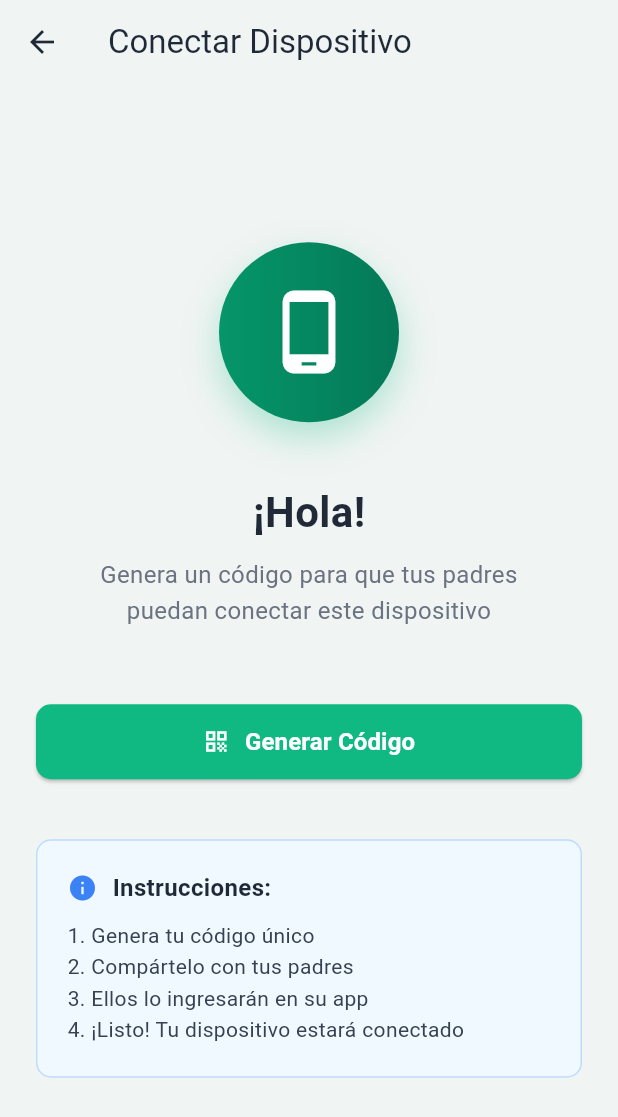
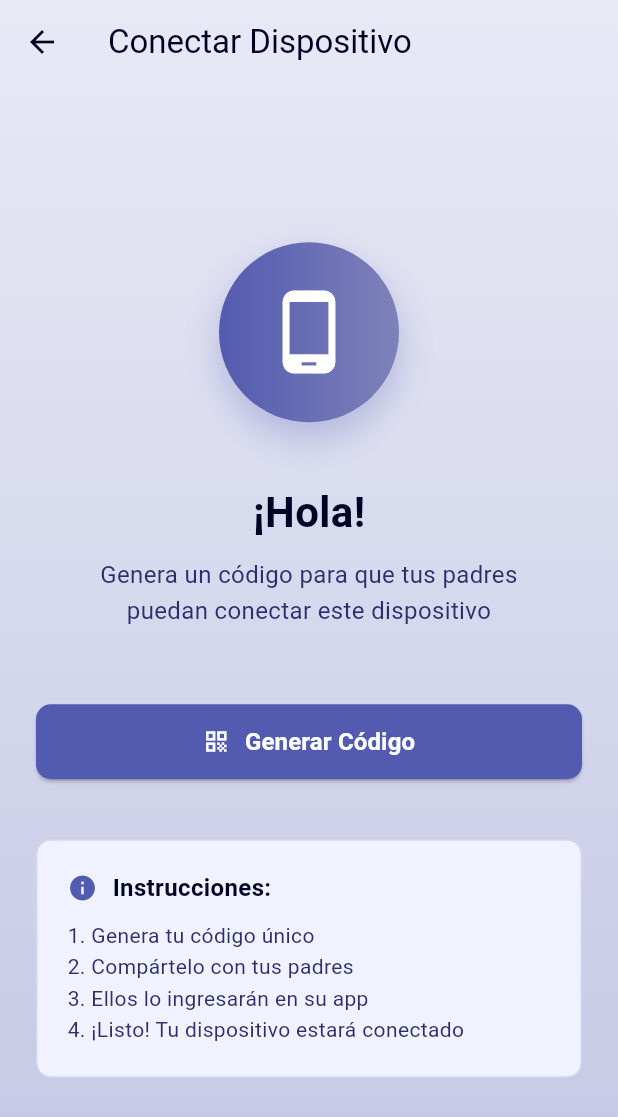
Before and after one commit to Otrebor280971/Nexo, a Flutter app: the screen it shows after launch, after a tap on "Soy Hijo/a", on a phone screen of 412 x 824 dp. Shown: the top 1117 px of the screen. Run offline on Flutter 3.47's test engine with Material 3 defaults, Android fonts, the phone set to English and light mode, and no system bars.

Commit message:
cambio de diseño

```diff
--- a/lib/main.dart
+++ b/lib/main.dart
@@ -22,7 +22,7 @@ class NexoApp extends StatelessWidget {
   }
 }
 
-// Splash Screen con logo
+// Splash Screen con logo y gradiente azul
 class SplashScreen extends StatefulWidget {
   @override
   _SplashScreenState createState() => _SplashScreenState();
@@ -41,20 +41,32 @@ class _SplashScreenState extends State<SplashScreen> {
   @override
   Widget build(BuildContext context) {
     return Scaffold(
-      body: Center(
+      body: Container(
+        decoration: BoxDecoration(
+          gradient: LinearGradient(
+            begin: Alignment.topCenter,
+            end: Alignment.bottomCenter,
+            colors: [
+              Color(0xFF010324), // Azul oscuro
+              Color(0xFF1a1b4b), // Azul medio
+              Color(0xFF2d2e6b), // Azul más claro
+            ],
+          ),
+        ),
+        child: Center(
           child: Column(
             mainAxisAlignment: MainAxisAlignment.center,
             children: [
-            // Logo png
+              // Logo PNG
               Container(
-              width: 140,
-              height: 140,
+                width: 150,
+                height: 150,
                 decoration: BoxDecoration(
-                color: const Color(0xFF07393C),
+                  color: const Color.fromARGB(0, 1, 3, 36),
                   borderRadius: BorderRadius.circular(20),
                   boxShadow: [
                     BoxShadow(
-                    color: Colors.black26,
+                      color: const Color.fromARGB(0, 0, 0, 0),
                       blurRadius: 10,
                       offset: Offset(0, 5),
                     ),
@@ -64,25 +76,26 @@ class _SplashScreenState extends State<SplashScreen> {
                   borderRadius: BorderRadius.circular(20),
                   child: Image.asset(
                     'assets/nexo.png',
-                  width: 130,
-                  height: 130,
+                    width: 180,
+                    height: 150,
                     fit: BoxFit.contain,
                   ),
                 ),
               ),
               SizedBox(height: 30),
               CircularProgressIndicator(
-              color: const Color(0xFF07393C),
+                color: const Color(0xFFFFFFFF),
               ),
-            SizedBox(height: 20),
+              SizedBox(height: 15),
               Text(
                 'Cargando...',
                 style: TextStyle(
-                color: Colors.white,
-                fontSize: 16,
+                  color: const Color(0xFFFFFFFF),
+                  fontSize: 15,
                 ),
               ),
             ],
+          ),
         ),
       ),
     );
@@ -94,33 +107,44 @@ class UserTypeScreen extends StatelessWidget {
   @override
   Widget build(BuildContext context) {
     return Scaffold(
-      backgroundColor: Color.fromARGB(255, 9, 63, 66), // Fondo claro verdoso
-      body: SafeArea(
+      body: Container(
+        decoration: BoxDecoration(
+          gradient: LinearGradient(
+            begin: Alignment.topLeft,
+            end: Alignment.bottomRight,
+            colors: [
+              Color(0xFF010324), // Azul oscuro
+              Color(0xFF1a1b4b), // Azul medio
+              Color(0xFF2d2e6b), // Azul más claro
+            ],
+          ),
+        ),
+        child: SafeArea(
           child: Padding(
             padding: EdgeInsets.all(24.0),
             child: Column(
               mainAxisAlignment: MainAxisAlignment.center,
               children: [
-              // Logo pequeño arriba
+                // Logo grande arriba
                 Container(
-                width: 150,
-                height: 100,
+                  width: 160,
+                  height: 180,
                   decoration: BoxDecoration(
-                  color: const Color(0xFF07393C),
-                  borderRadius: BorderRadius.circular(15),
+                    color: const Color.fromARGB(0, 1, 3, 33),
+                    borderRadius: BorderRadius.circular(50),
                     boxShadow: [
                       BoxShadow(
-                      color: Color(0xFF07393C).withOpacity(0.2),
+                        color: const Color.fromARGB(0, 1, 0, 0),
                         blurRadius: 10,
                         offset: Offset(0, 5),
                       ),
                     ],
                   ),
                   child: ClipRRect(
-                  borderRadius: BorderRadius.circular(15),
+                    borderRadius: BorderRadius.circular(40),
                     child: Image.asset(
                       'assets/nexo.png',
-                    width: 100,
+                      width: 130,
                       height: 170,
                       fit: BoxFit.contain,
                     ),
@@ -151,12 +175,12 @@ class UserTypeScreen extends StatelessWidget {
                     padding: EdgeInsets.all(20),
                     decoration: BoxDecoration(
                       gradient: LinearGradient(
-                      colors: [Color(0xFF535BB0), Color(0xFF535BB0)], // Tu verde con gradiente
+                        colors: [Color(0xFF535BB0), Color(0xFF535BB0)],
                       ),
                       borderRadius: BorderRadius.circular(15),
                       boxShadow: [
                         BoxShadow(
-                        color: Color(0xFF07393C).withOpacity(0.3),
+                          color: Color(0xFF535BB0).withOpacity(0.3),
                           blurRadius: 10,
                           offset: Offset(0, 5),
                         ),
@@ -166,7 +190,7 @@ class UserTypeScreen extends StatelessWidget {
                       children: [
                         Icon(
                           Icons.family_restroom,
-                        size: 50,
+                          size: 40,
                           color: Colors.white,
                         ),
                         SizedBox(height: 10),
@@ -200,12 +224,12 @@ class UserTypeScreen extends StatelessWidget {
                     padding: EdgeInsets.all(20),
                     decoration: BoxDecoration(
                       gradient: LinearGradient(
-                      colors: [Color(0xFF7D82B8), Color(0xFF7D82B8)], // Verde más claro para hijo
+                        colors: [Color(0xFF7D82B8), Color(0xFF7D82B8)],
                       ),
                       borderRadius: BorderRadius.circular(15),
                       boxShadow: [
                         BoxShadow(
-                        color: Color(0xFF10B981).withOpacity(0.3),
+                          color: Color(0xFF7D82B8).withOpacity(0.3),
                           blurRadius: 10,
                           offset: Offset(0, 5),
                         ),
@@ -242,13 +266,12 @@ class UserTypeScreen extends StatelessWidget {
             ),
           ),
         ),
+      ),
     );
   }
 }
 
-
-
-// Pantalla para generar código (Hijo)
+// Pantalla para generar código (Hijo) con gradiente azul claro
 class ChildCodeScreen extends StatefulWidget {
   @override
   _ChildCodeScreenState createState() => _ChildCodeScreenState();
@@ -273,14 +296,27 @@ class _ChildCodeScreenState extends State<ChildCodeScreen> {
   @override
   Widget build(BuildContext context) {
     return Scaffold(
-      backgroundColor: Color(0xFFF0F4F3), // Fondo claro verdoso
+      body: Container(
+        decoration: BoxDecoration(
+          gradient: LinearGradient(
+            begin: Alignment.topCenter,
+            end: Alignment.bottomCenter,
+            colors: [
+              Color(0xFFE8E9F5), // Fondo claro azulado
+              Color(0xFFD6D8ED), // Medio
+              Color(0xFFC4C7E5), // Más claro
+            ],
+          ),
+        ),
+        child: Scaffold(
+          backgroundColor: Colors.transparent,
           appBar: AppBar(
             backgroundColor: Colors.transparent,
             elevation: 0,
-        iconTheme: IconThemeData(color: Color(0xFF1F2937)),
+            iconTheme: IconThemeData(color: Color(0xFF010324)),
             title: Text(
               'Conectar Dispositivo',
-          style: TextStyle(color: Color(0xFF1F2937)),
+              style: TextStyle(color: Color(0xFF010324)),
             ),
           ),
           body: Padding(
@@ -288,18 +324,18 @@ class _ChildCodeScreenState extends State<ChildCodeScreen> {
             child: Column(
               mainAxisAlignment: MainAxisAlignment.center,
               children: [
-            // Icono principal
+                // Icono principal con gradiente morado
                 Container(
                   width: 120,
                   height: 120,
                   decoration: BoxDecoration(
                     gradient: LinearGradient(
-                  colors: [Color(0xFF059669), Color(0xFF047857)],
+                      colors: [Color(0xFF535BB0), Color(0xFF7D82B8)],
                     ),
                     borderRadius: BorderRadius.circular(60),
                     boxShadow: [
                       BoxShadow(
-                    color: Color(0xFF10B981).withOpacity(0.3),
+                        color: Color(0xFF535BB0).withOpacity(0.3),
                         blurRadius: 20,
                         offset: Offset(0, 10),
                       ),
@@ -319,7 +355,7 @@ class _ChildCodeScreenState extends State<ChildCodeScreen> {
                   style: TextStyle(
                     fontSize: 28,
                     fontWeight: FontWeight.bold,
-                color: Color(0xFF1F2937),
+                    color: Color(0xFF010324),
                   ),
                 ),
 
@@ -330,7 +366,7 @@ class _ChildCodeScreenState extends State<ChildCodeScreen> {
                   textAlign: TextAlign.center,
                   style: TextStyle(
                     fontSize: 16,
-                color: Color(0xFF6B7280),
+                    color: Color(0xFF2d2e6b),
                     height: 1.5,
                   ),
                 ),
@@ -344,7 +380,7 @@ class _ChildCodeScreenState extends State<ChildCodeScreen> {
                     decoration: BoxDecoration(
                       color: Colors.white,
                       borderRadius: BorderRadius.circular(20),
-                  border: Border.all(color: Color(0xFF10B981), width: 2),
+                      border: Border.all(color: Color(0xFF535BB0), width: 2),
                       boxShadow: [
                         BoxShadow(
                           color: Colors.black.withOpacity(0.1),
@@ -359,7 +395,7 @@ class _ChildCodeScreenState extends State<ChildCodeScreen> {
                           'Tu código es:',
                           style: TextStyle(
                             fontSize: 16,
-                        color: Color(0xFF6B7280),
+                            color: Color(0xFF2d2e6b),
                           ),
                         ),
                         SizedBox(height: 15),
@@ -368,7 +404,7 @@ class _ChildCodeScreenState extends State<ChildCodeScreen> {
                           style: TextStyle(
                             fontSize: 36,
                             fontWeight: FontWeight.bold,
-                        color: Color(0xFF10B981),
+                            color: Color(0xFF535BB0),
                             letterSpacing: 8,
                           ),
                         ),
@@ -378,7 +414,7 @@ class _ChildCodeScreenState extends State<ChildCodeScreen> {
                           textAlign: TextAlign.center,
                           style: TextStyle(
                             fontSize: 14,
-                        color: Color(0xFF6B7280),
+                            color: Color(0xFF2d2e6b),
                           ),
                         ),
                       ],
@@ -390,10 +426,10 @@ class _ChildCodeScreenState extends State<ChildCodeScreen> {
                   // Botón para generar nuevo código
                   TextButton.icon(
                     onPressed: _generateCode,
-                icon: Icon(Icons.refresh, color: Color(0xFF10B981)),
+                    icon: Icon(Icons.refresh, color: Color(0xFF535BB0)),
                     label: Text(
                       'Generar nuevo código',
-                  style: TextStyle(color: Color(0xFF10B981)),
+                      style: TextStyle(color: Color(0xFF535BB0)),
                     ),
                   ),
                 ] else ...[
@@ -404,7 +440,7 @@ class _ChildCodeScreenState extends State<ChildCodeScreen> {
                     child: ElevatedButton(
                       onPressed: _isGenerating ? null : _generateCode,
                       style: ElevatedButton.styleFrom(
-                    backgroundColor: Color(0xFF10B981),
+                        backgroundColor: Color(0xFF535BB0),
                         shape: RoundedRectangleBorder(
                           borderRadius: BorderRadius.circular(10),
                         ),
@@ -452,27 +488,27 @@ class _ChildCodeScreenState extends State<ChildCodeScreen> {
 
                 SizedBox(height: 40),
 
-            // Instrucciones
+                // Instrucciones con fondo azul claro
                 Container(
                   padding: EdgeInsets.all(20),
                   decoration: BoxDecoration(
-                color: Color(0xFFF0F9FF),
+                    color: Color(0xFFF0F3FF),
                     borderRadius: BorderRadius.circular(10),
-                border: Border.all(color: Color(0xFFBFDBFE)),
+                    border: Border.all(color: Color(0xFFD6D8ED)),
                   ),
                   child: Column(
                     crossAxisAlignment: CrossAxisAlignment.start,
                     children: [
                       Row(
                         children: [
-                      Icon(Icons.info, color: Color(0xFF3B82F6), size: 20),
+                          Icon(Icons.info, color: Color(0xFF535BB0), size: 20),
                           SizedBox(width: 10),
                           Text(
                             'Instrucciones:',
                             style: TextStyle(
                               fontSize: 16,
                               fontWeight: FontWeight.bold,
-                          color: Color(0xFF1F2937),
+                              color: Color(0xFF010324),
                             ),
                           ),
                         ],
@@ -485,7 +521,7 @@ class _ChildCodeScreenState extends State<ChildCodeScreen> {
                         '4. ¡Listo! Tu dispositivo estará conectado',
                         style: TextStyle(
                           fontSize: 14,
-                      color: Color(0xFF374151),
+                          color: Color(0xFF2d2e6b),
                           height: 1.5,
                         ),
                       ),
@@ -495,6 +531,8 @@ class _ChildCodeScreenState extends State<ChildCodeScreen> {
               ],
             ),
           ),
+        ),
+      ),
     );
   }
 }
```
Also changed, not shown: assets/nexo.png. Lines whose indentation alone changed are shown as unchanged.
